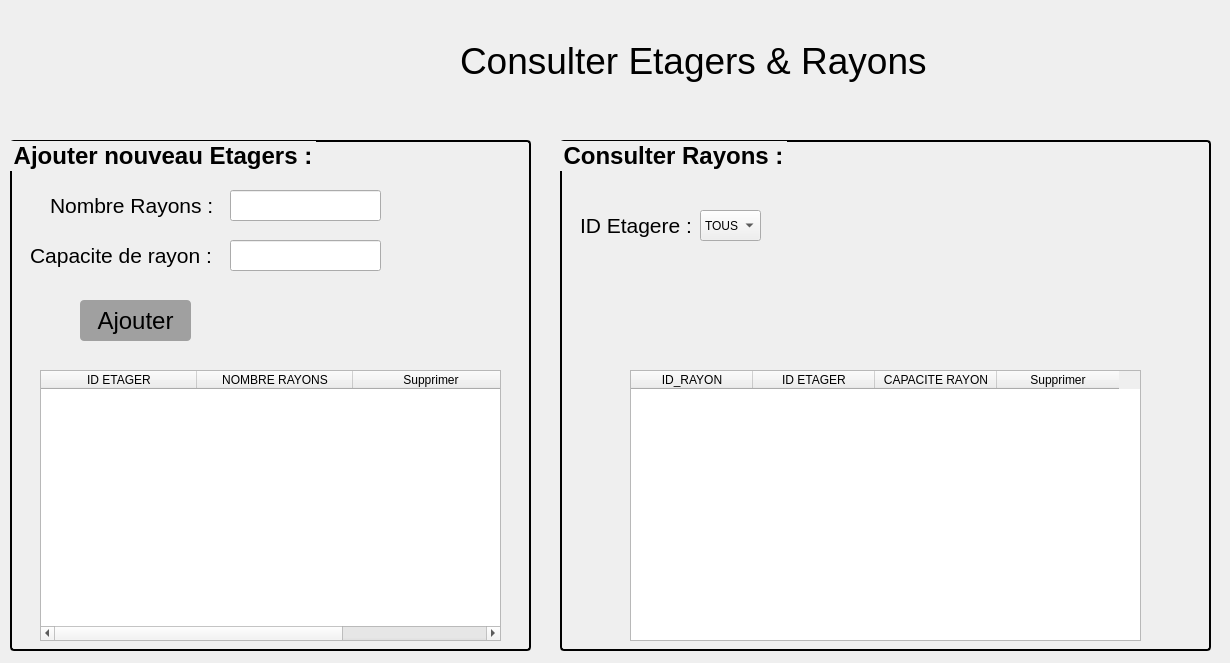
First picture: the form in etagers_rayons.ui, repository Ahmed-ELBASRI/Gestion_Biblio_QT, before the edit.
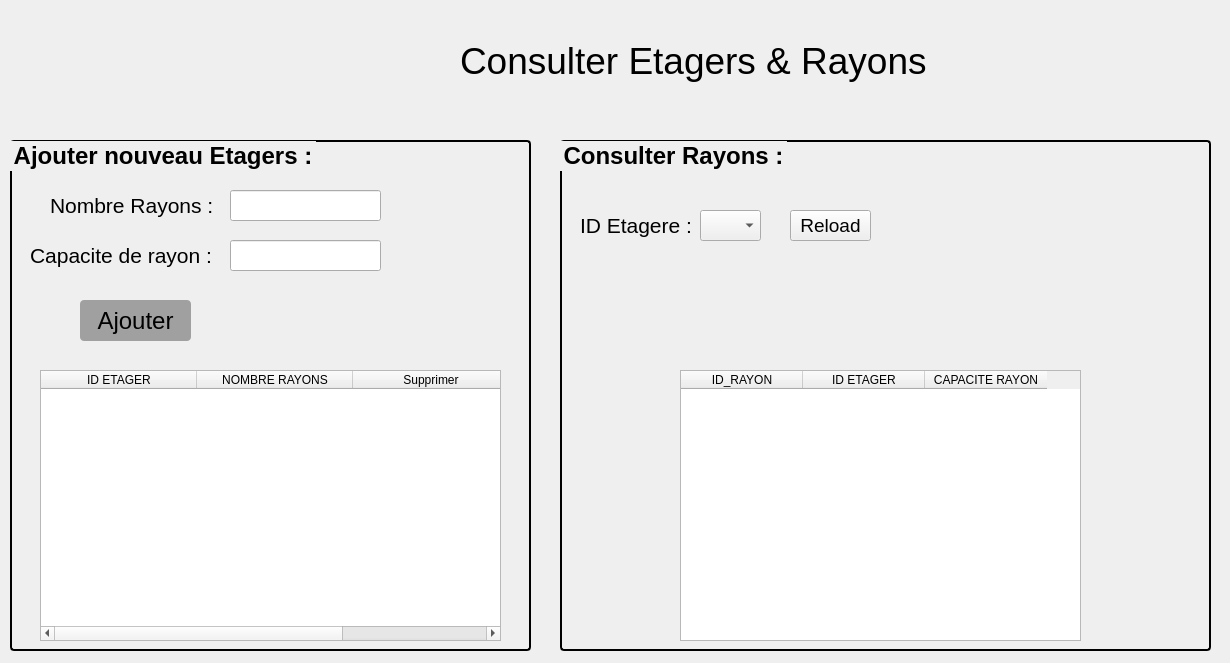
Second picture: the form after the edit. Icons and pictures are not drawn.

Diff of the .ui file:
```diff
--- a/etagers_rayons.ui
+++ b/etagers_rayons.ui
@@ -226,9 +226,9 @@
    <widget class="QTableWidget" name="table_rayon">
     <property name="geometry">
      <rect>
-      <x>70</x>
+      <x>120</x>
       <y>230</y>
-      <width>511</width>
+      <width>401</width>
       <height>271</height>
      </rect>
     </property>
@@ -250,11 +250,6 @@
       <string>CAPACITE RAYON</string>
      </property>
     </column>
-    <column>
-     <property name="text">
-      <string>Supprimer</string>
-     </property>
-    </column>
    </widget>
    <widget class="QLabel" name="label_19">
     <property name="geometry">
@@ -283,11 +278,38 @@
       <height>31</height>
      </rect>
     </property>
-    <item>
-     <property name="text">
-      <string>TOUS</string>
-     </property>
-    </item>
+   </widget>
+   <widget class="QPushButton" name="bt_reload">
+    <property name="geometry">
+     <rect>
+      <x>230</x>
+      <y>70</y>
+      <width>81</width>
+      <height>31</height>
+     </rect>
+    </property>
+    <property name="font">
+     <font>
+      <pointsize>14</pointsize>
+      <bold>false</bold>
+     </font>
+    </property>
+    <property name="styleSheet">
+     <string notr="true">#bt_ajouter{
+color:black;
+background-color:#a0a0a0;
+border-width:0px;
+border-radius:4px;
+}
+#bt_ajouter:hover{
+
+background-color:#27a9e3;
+
+}</string>
+    </property>
+    <property name="text">
+     <string>Reload</string>
+    </property>
    </widget>
   </widget>
  </widget>
```
